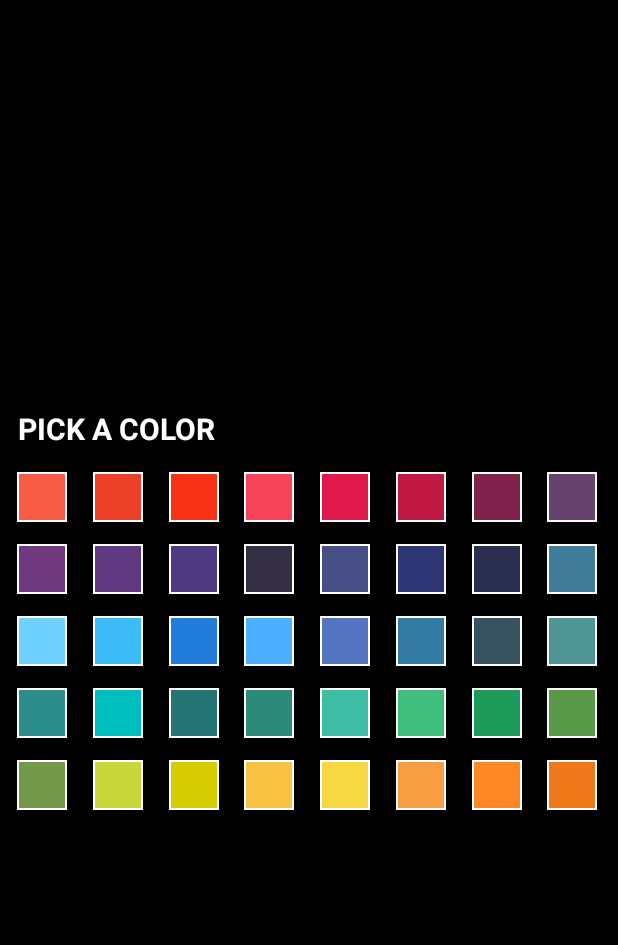
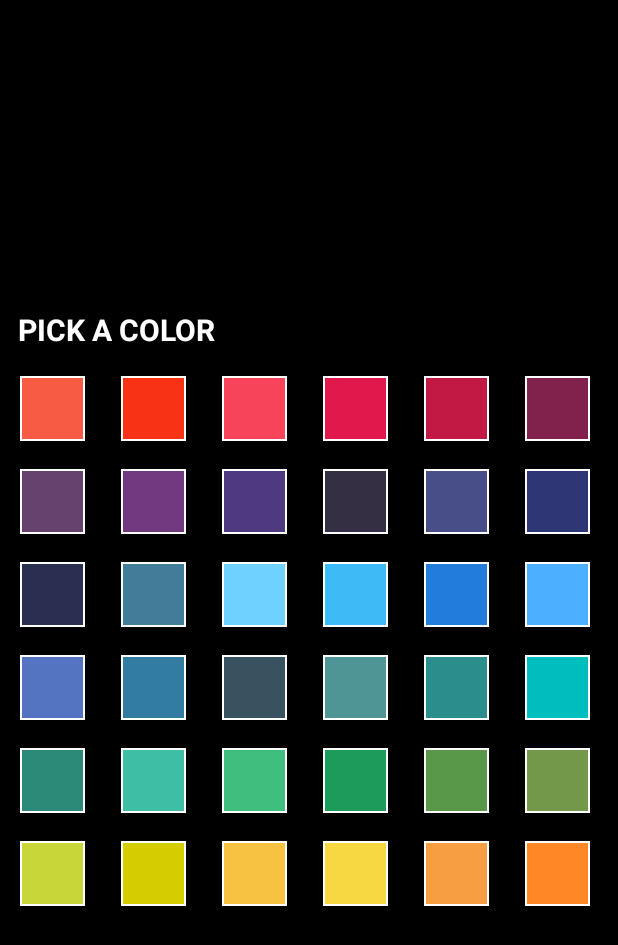
Before and after one commit to JuniperPhoton/MyerList.Android, an Android app: the PickColorActivity screen opened directly, with no data from a screen before it, on a phone screen of 412 x 824 dp. Shown: the top 945 px of the screen. Run offline under Robolectric (Android 15) with nearby library versions, the phone set to English and light mode, and no system bars; our stand-ins replace ButterKnife; libraries missing offline, so code that uses them is left out: io.realm.

Commit message:
Polish category customalization

```diff
--- a/app/src/main/java/com/juniperphoton/myerlist/activity/PickColorActivity.java
+++ b/app/src/main/java/com/juniperphoton/myerlist/activity/PickColorActivity.java
@@ -17,7 +17,7 @@ import butterknife.BindView;
 import butterknife.ButterKnife;
 
 public class PickColorActivity extends BaseActivity {
-    private static final int SPAN_COUNT = 8;
+    private static final int SPAN_COUNT = 6;
     public static final String RESULT_KEY = "picked_color";
 
     @BindView(R.id.color_picker_list)
@@ -32,7 +32,7 @@ public class PickColorActivity extends BaseActivity {
     @Override
     protected void onCreate(@Nullable Bundle savedInstanceState) {
         super.onCreate(savedInstanceState);
-        setContentView(R.layout.color_picker);
+        setContentView(R.layout.activity_color_picker);
         ButterKnife.bind(this);
         init();
         mRoot.setOnClickListener(new View.OnClickListener() {
--- a/app/src/main/java/com/juniperphoton/myerlist/adapter/PickColorAdapter.java
+++ b/app/src/main/java/com/juniperphoton/myerlist/adapter/PickColorAdapter.java
@@ -1,6 +1,5 @@
 package com.juniperphoton.myerlist.adapter;
 
-import android.animation.ValueAnimator;
 import android.content.Context;
 import android.view.LayoutInflater;
 import android.view.View;
@@ -8,7 +7,6 @@ import android.view.ViewGroup;
 import android.view.animation.DecelerateInterpolator;
 
 import com.juniperphoton.myerlist.R;
-import com.juniperphoton.myerlist.widget.CircleView;
 
 import butterknife.BindView;
 import butterknife.ButterKnife;
@@ -37,46 +35,36 @@ public class PickColorAdapter extends BaseAdapter<Integer, PickColorAdapter.Pick
     }
 
     private void animateContainer(final View container, int position) {
-        int delay = 30 * (position);
-        int duration = 700;
+        int delay = 10 * (position);
+        int duration = 400;
 
-        container.setAlpha(0f);
-        container.setTranslationX(60);
+        float startAlpha = 0f;
+        int startTranslation = 40;
 
-        ValueAnimator animator = ValueAnimator.ofFloat(0.0f, 1.0f);
-        animator.addUpdateListener(new ValueAnimator.AnimatorUpdateListener() {
-            @Override
-            public void onAnimationUpdate(ValueAnimator valueAnimator) {
-                container.setAlpha((float) valueAnimator.getAnimatedValue());
-            }
-        });
-        animator.setStartDelay(delay);
-        animator.setDuration(duration);
-        animator.start();
+        container.setAlpha(startAlpha);
+        container.setTranslationX(startTranslation);
 
-        ValueAnimator animator2 = ValueAnimator.ofInt(300, 0);
-        animator2.addUpdateListener(new ValueAnimator.AnimatorUpdateListener() {
-            @Override
-            public void onAnimationUpdate(ValueAnimator valueAnimator) {
-                container.setTranslationX((int) valueAnimator.getAnimatedValue());
-            }
-        });
-        animator2.setInterpolator(new DecelerateInterpolator());
-        animator2.setStartDelay(delay);
-        animator2.setDuration(duration);
-        animator2.start();
+        container.animate().alpha(1.0f)
+                .translationX(0)
+                .setStartDelay(delay)
+                .setDuration(duration)
+                .setInterpolator(new DecelerateInterpolator())
+                .start();
     }
 
-    class PickColorHolder extends BaseAdapter.BaseViewHolder {
+    protected class PickColorHolder extends BaseAdapter.BaseViewHolder {
         @BindView(R.id.color_view)
         View mTintView;
+
+        @BindView(R.id.color_picker_item_root)
+        ViewGroup mRoot;
 
         Integer mColor;
 
         PickColorHolder(View itemView) {
             super(itemView);
             ButterKnife.bind(this, itemView);
-            mTintView.setOnClickListener(new View.OnClickListener() {
+            mRoot.setOnClickListener(new View.OnClickListener() {
                 @Override
                 public void onClick(View v) {
                     if (mCallback != null && mColor != null) {
--- a/app/src/main/java/com/juniperphoton/myerlist/presenter/CustomCategoryContract.java
+++ b/app/src/main/java/com/juniperphoton/myerlist/presenter/CustomCategoryContract.java
@@ -19,8 +19,6 @@ public class CustomCategoryContract {
     }
 
     public interface Presenter extends com.juniperphoton.myerlist.presenter.Presenter {
-        void cancel();
-
         void commit();
 
         void refreshData();
--- a/app/src/main/java/com/juniperphoton/myerlist/presenter/CustomCategoryPresenter.java
+++ b/app/src/main/java/com/juniperphoton/myerlist/presenter/CustomCategoryPresenter.java
@@ -27,11 +27,6 @@ public class CustomCategoryPresenter implements CustomCategoryContract.Presenter
     }
 
     private List<ToDoCategory> mList;
-
-    @Override
-    public void cancel() {
-        mView.finish();
-    }
 
     @Override
     public void commit() {
--- a/app/src/main/java/com/juniperphoton/myerlist/util/ColorUtil.java
+++ b/app/src/main/java/com/juniperphoton/myerlist/util/ColorUtil.java
@@ -21,7 +21,6 @@ public class ColorUtil {
     public static List<Integer> generateColors() {
         List<Integer> list = new ArrayList<>();
         list.add(Color.parseColor("#F75B44"));
-        list.add(Color.parseColor("#EC4128"));
         list.add(Color.parseColor("#F73215"));
         list.add(Color.parseColor("#F7445B"));
         list.add(Color.parseColor("#E1184B"));
@@ -29,7 +28,6 @@ public class ColorUtil {
         list.add(Color.parseColor("#80224C"));
         list.add(Color.parseColor("#66436F"));
         list.add(Color.parseColor("#713A80"));
-        list.add(Color.parseColor("#5F3A80"));
         list.add(Color.parseColor("#4D3A80"));
         list.add(Color.parseColor("#352F44"));
         list.add(Color.parseColor("#474E88"));
@@ -46,7 +44,6 @@ public class ColorUtil {
         list.add(Color.parseColor("#4F9595"));
         list.add(Color.parseColor("#2C8D8D"));
         list.add(Color.parseColor("#00BEBE"));
-        list.add(Color.parseColor("#257575"));
         list.add(Color.parseColor("#2B8A78"));
         list.add(Color.parseColor("#3FBEA6"));
         list.add(Color.parseColor("#3FBE7D"));
@@ -59,7 +56,6 @@ public class ColorUtil {
         list.add(Color.parseColor("#F7D842"));
         list.add(Color.parseColor("#F79E42"));
         list.add(Color.parseColor("#FF8726"));
-        list.add(Color.parseColor("#EF7919"));
         return list;
     }
 }
--- a/app/src/main/res/layout/color_picker.xml
+++ b/app/src/main/res/layout/activity_color_picker.xml
@@ -14,9 +14,9 @@
         <TextView
             android:layout_width="wrap_content"
             android:layout_height="wrap_content"
+            android:layout_marginBottom="4dp"
             android:layout_marginLeft="12dp"
-            android:layout_marginBottom="4dp"
-            android:text="PICK A COLOR"
+            android:text="@string/pick_a_color"
             android:textColor="@android:color/white"
             android:textSize="20sp"
             android:textStyle="bold" />
@@ -25,6 +25,7 @@
             android:id="@+id/color_picker_list"
             android:layout_width="match_parent"
             android:layout_height="match_parent"
+            android:layout_gravity="center"
             android:layout_margin="4dp"
             android:overScrollMode="never" />
     </LinearLayout>
--- a/app/src/main/res/layout/activity_manage_category.xml
+++ b/app/src/main/res/layout/activity_manage_category.xml
@@ -46,7 +46,9 @@
         android:layout_height="wrap_content"
         android:layout_alignParentEnd="true"
         android:layout_alignParentTop="true"
-        android:layout_marginTop="80dp"
+        android:layout_marginTop="90dp"
+        android:clipChildren="false"
+        android:clipToPadding="false"
         android:elevation="4dp"
         android:orientation="horizontal"
         android:padding="12dp">
--- a/app/src/main/res/layout/row_pick_color.xml
+++ b/app/src/main/res/layout/row_pick_color.xml
@@ -1,8 +1,11 @@
 <?xml version="1.0" encoding="utf-8"?>
 <FrameLayout xmlns:android="http://schemas.android.com/apk/res/android"
-    android:layout_width="40dp"
-    android:layout_height="40dp"
-    android:layout_margin="4dp"
+    android:id="@+id/color_picker_item_root"
+    android:layout_width="50dp"
+    android:layout_height="50dp"
+    android:layout_margin="6dp"
+    android:background="@drawable/ripple_borderless"
+    android:clickable="true"
     android:orientation="vertical">
 
     <FrameLayout
--- a/app/src/main/res/values/strings.xml
+++ b/app/src/main/res/values/strings.xml
@@ -75,5 +75,9 @@
     <string name="use_dark_theme_key">use_dark_theme_key</string>
     <string name="language_key">language_key</string>
     <string name="add_header">ADD</string>
+    <string name="add">ADD</string>
+    <string name="pick_a_color">PICK A COLOR</string>
+    <string name="edit_category_name_title">EDIT CATEGORY NAME</string>
+    <string name="exit_without_saving">Exit without saving?</string>
 
 </resources>
```
Also changed, not shown: app/src/main/java/com/juniperphoton/myerlist/activity/CategoryManagementActivity.java (+25 -17 lines), app/src/main/java/com/juniperphoton/myerlist/adapter/CustomCategoryAdapter.java (+40 -32 lines), app/src/main/java/com/juniperphoton/myerlist/util/KeyboardUtil.java (+11 -0 lines), app/src/main/res/layout/add_cate_header.xml (+31 -18 lines), app/src/main/res/layout/dialog_edit_name.xml (added, +14 -0 lines), app/src/main/res/layout/row_custom_category.xml (+18 -18 lines), 1 other file.
